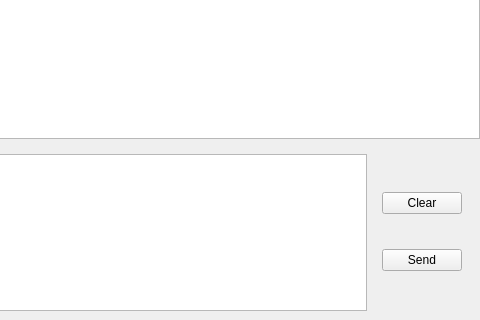
First picture: the form in src/widgets/ncsessionwidget.ui, repository coolshou/netcatgui, before the edit; both pictures show x 99 to 579 and y 105 to 425 of the 579 by 425 pixel window.
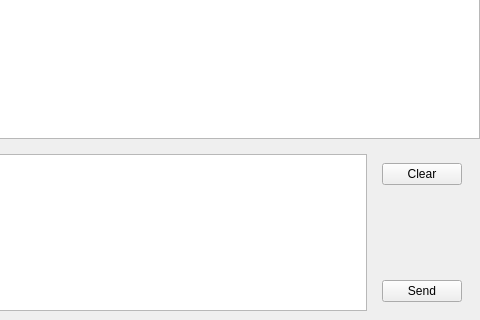
Second picture: the form after the edit. Custom widgets are drawn as their Qt base class.

Commit message: remove hostDisconnect() on hostConnectionError to avoid crash on RemoteHostClosedError

The edit to the form file:
```diff
--- a/src/widgets/ncsessionwidget.ui
+++ b/src/widgets/ncsessionwidget.ui
@@ -205,6 +205,19 @@
            </property>
           </widget>
          </item>
+         <item>
+          <spacer name="verticalSpacer">
+           <property name="orientation">
+            <enum>Qt::Vertical</enum>
+           </property>
+           <property name="sizeHint" stdset="0">
+            <size>
+             <width>20</width>
+             <height>40</height>
+            </size>
+           </property>
+          </spacer>
+         </item>
          <item>
           <widget class="QPushButton" name="sendButton">
            <property name="toolTip">
```
The commit also changes 2 other files.
